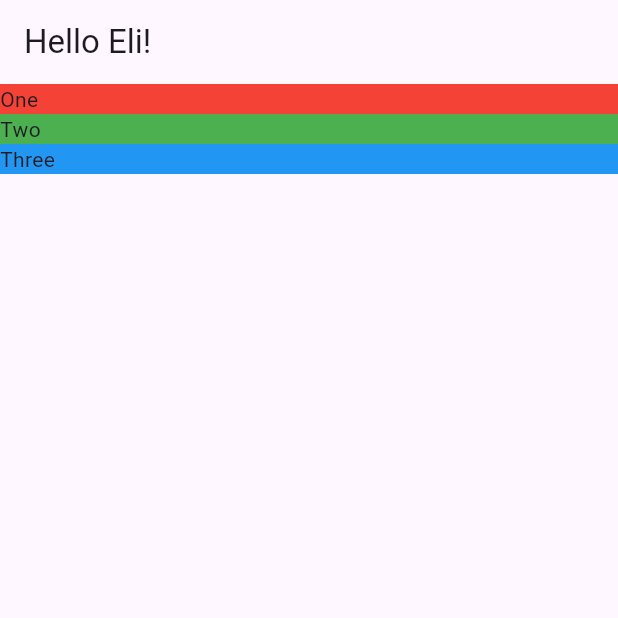
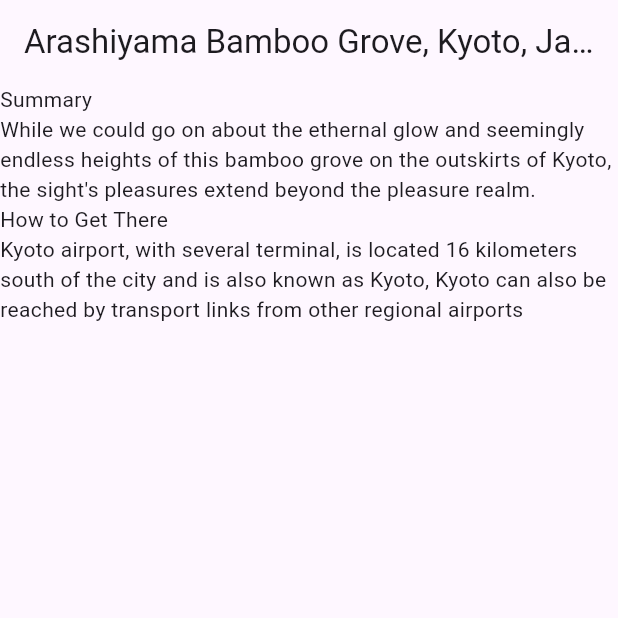
Before and after one commit to Ngweyee/crashcourse_flutter, a Flutter app: the screen it shows after launch, on a phone screen of 412 x 824 dp, the top half of it. Run offline on Flutter 3.47's test engine with Material 3 defaults, Android fonts, the light colour scheme and no system bars.

Commit message:
-lesson 4

```diff
--- a/lib/location_detail.dart
+++ b/lib/location_detail.dart
@@ -1,33 +1,38 @@
 import 'package:flutter/material.dart';
+import 'models/location.dart';
 
 class LocationDetail extends StatelessWidget{
-  const LocationDetail({super.key});
+  final Location location;
 
+  LocationDetail(this.location);
 
   @override
   Widget build(BuildContext context) {
     return Scaffold(
-        appBar: AppBar(title: const Text("Hello Eli!")),
+        appBar: AppBar(title: Text(this.location.name)),
         body: Column(
           mainAxisAlignment: MainAxisAlignment.start,
           crossAxisAlignment: CrossAxisAlignment.stretch,
-          children: [
-            _section("One", Colors.red),
-            _section("Two", Colors.green),
-            _section("Three", Colors.blue)
-          ],
+          children: _renderFacts(location),
         )
     );
   }
 
+  List<Widget> _renderFacts(Location location){
+    List<Widget> result = [];
+    for(int i = 0; i< location.facts.length; i++){
+      result.add(_sectionTitle(location.facts[i].title));
+      result.add(_sectionText(location.facts[i].text));
+    }
+    return result;
+  }
 
-  Widget _section(String title, Color color){
-    return Container(
-      decoration: BoxDecoration(
-          color: color,
-      ),
-      child: Text(title),
-    );
+  Widget _sectionText(String text) {
+    return Text(text);
+  }
+
+  Widget _sectionTitle(String title) {
+    return Text(title);
   }
 
 }
--- a/lib/main.dart
+++ b/lib/main.dart
@@ -1,9 +1,14 @@
+import 'package:crashcourse_flutter/models/location.dart';
+
 import 'location_detail.dart';
 import 'package:flutter/material.dart';
+import 'mocks/mock_location.dart';
 
 void main() {
+
+   final Location mockLocation = MockLocation.FetchAny();
    runApp(MaterialApp(
-     home: LocationDetail()
+     home: LocationDetail(mockLocation)
      ),
    );
 }
--- /dev/null
+++ b/lib/mocks/mock_location.dart
@@ -0,0 +1,16 @@
+import 'package:crashcourse_flutter/models/location_fact.dart';
+
+import '/models/location.dart';
+
+class MockLocation extends Location{
+  MockLocation({required super.name, required super.url, required super.facts});
+
+
+  static Location FetchAny(){
+    return Location(name: "Arashiyama Bamboo Grove, Kyoto, Japan", url: "https://goo.gl/Npy2K8", facts: <LocationFact> [
+      LocationFact(title: "Summary", text: "While we could go on about the ethernal glow and seemingly endless heights of this bamboo grove on the outskirts of Kyoto, the sight's pleasures extend beyond the pleasure realm."),
+      LocationFact(title: "How to Get There", text: "Kyoto airport, with several terminal, is located 16 kilometers south of the city and is also known as Kyoto, Kyoto can also be reached by transport links from other regional airports")
+    ]);
+  }
+
+}
--- /dev/null
+++ b/lib/models/location.dart
@@ -0,0 +1,9 @@
+import 'location_fact.dart';
+
+class Location {
+  final String name;
+  final String url;
+  final List<LocationFact> facts;
+  Location({required this.name, required this.url, required this.facts});
+
+}
--- /dev/null
+++ b/lib/models/location_fact.dart
@@ -0,0 +1,8 @@
+
+class LocationFact {
+
+  final String title;
+  final String text;
+  LocationFact({required this.title, required this.text});
+
+}
```
